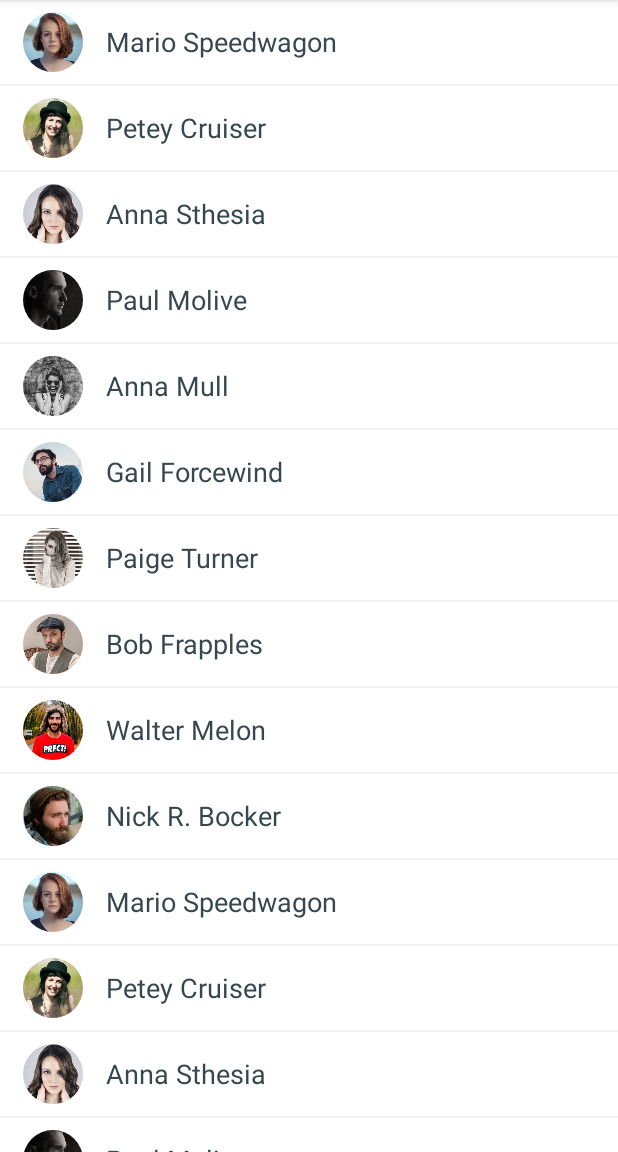
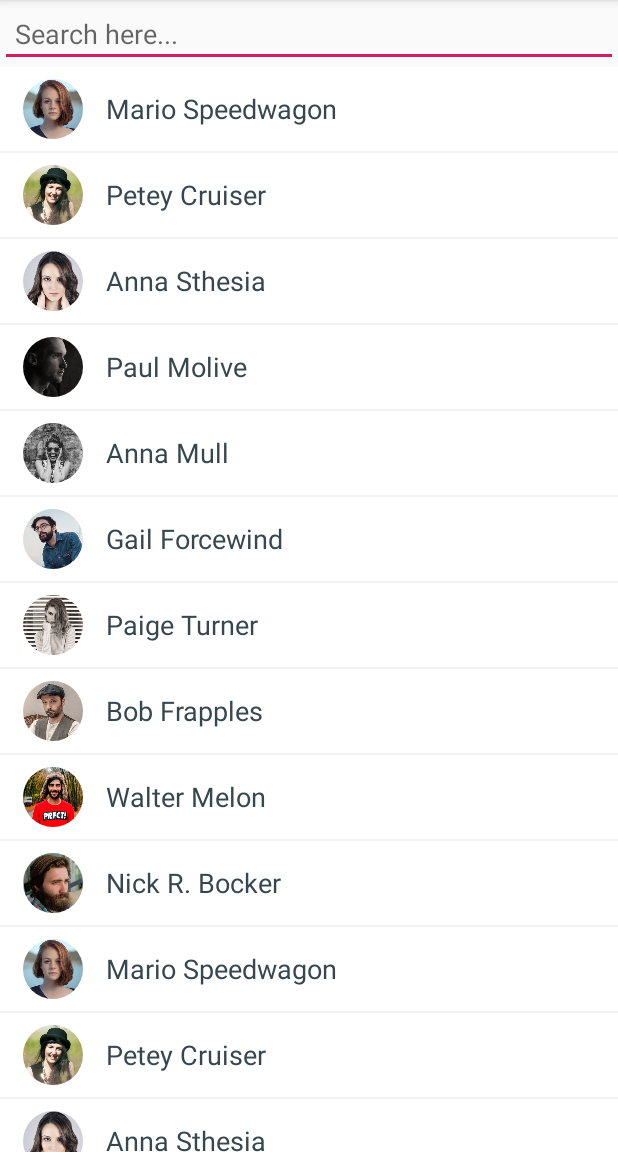
Before and after one commit to Mustufa786/SimpleSearch, an Android app: the screen it shows after launch (MainActivity), on a phone screen of 412 x 824 dp, the part 84-1236 px from its top. Run offline under Robolectric (Android 15) with nearby library versions, the phone set to English and light mode, and no system bars; our stand-ins replace CircleImageView, Picasso, data binding.

Commit message:
pre final

```diff
--- a/app/build.gradle
+++ b/app/build.gradle
@@ -33,7 +33,6 @@ dependencies {
     androidTestImplementation 'androidx.test.espresso:espresso-core:3.1.1'
     implementation "org.jetbrains.kotlin:kotlin-stdlib-jdk7:$kotlin_version"
     implementation 'androidx.recyclerview:recyclerview:1.1.0'
-
     implementation 'com.squareup.picasso:picasso:2.71828'
     implementation 'de.hdodenhof:circleimageview:3.0.0'
 }
--- a/app/src/main/java/com/codixlab/simplesearch/MainActivity.kt
+++ b/app/src/main/java/com/codixlab/simplesearch/MainActivity.kt
@@ -2,6 +2,8 @@ package com.codixlab.simplesearch
 
 import android.content.Context
 import android.os.Bundle
+import android.text.Editable
+import android.text.TextWatcher
 import androidx.appcompat.app.AppCompatActivity
 import androidx.recyclerview.widget.LinearLayoutManager
 import kotlinx.android.synthetic.main.activity_main.*
@@ -11,6 +13,8 @@ class MainActivity : AppCompatActivity() {
 
     private lateinit var adapter: SimpleRecyclerViewAdapter
 
+    lateinit var filteredList: ArrayList<Data>
+
     override fun onCreate(savedInstanceState: Bundle?) {
         super.onCreate(savedInstanceState)
         setContentView(R.layout.activity_main)
@@ -19,24 +23,64 @@ class MainActivity : AppCompatActivity() {
 
     }
 
+    /*
+       inti method to initilize recyclerView and list
+     */
     private fun init() {
 
         var list: ArrayList<Data> = getData(this)
         list.addAll(getData(this))
+        setupRecyclerView(list)
+        mSearchName.addTextChangedListener(object : TextWatcher {
+            override fun afterTextChanged(p0: Editable?) {
+            }
+
+            override fun beforeTextChanged(p0: CharSequence?, p1: Int, p2: Int, p3: Int) {
+            }
+
+            override fun onTextChanged(p0: CharSequence?, p1: Int, p2: Int, p3: Int) {
+                filteredList = ArrayList()
+                if (p0.toString() != "") {
+                    for (item in list) {
+                        if (item.name.toLowerCase().contains(p0.toString().toLowerCase())) {
+                            filteredList.add(item)
+                        }
+                    }
+                    setupRecyclerView(filteredList)
+                } else {
+                    setupRecyclerView(list)
+                }
+            }
+
+        })
+
+
+    }
+
+    private fun setupRecyclerView(list: ArrayList<Data>) {
+
+        //initlizing adapter
         adapter = SimpleRecyclerViewAdapter(this, list)
+
+        //setting up layout manager to recyclerView
         simpleList.layoutManager = LinearLayoutManager(this)
         simpleList.setHasFixedSize(true)
+
+        //setting adapter to recyclerView
         simpleList.adapter = adapter
-
 
     }
 
     fun getData(context: Context): ArrayList<Data> {
 
         val people = ArrayList<Data>()
+        //getting array from resource which I have implemented under values folder,you can have your dummy data
         val data = context.resources.getStringArray(R.array.people)
+
+        //same as data I have put dummy images as well in drawable and put those images in an array.
         val images = context.resources.obtainTypedArray(R.array.images)
 
+        //looping through all dummy data
         for (i in data.indices) {
             val d = Data(data[i], "", images.getResourceId(i, -1))
             people.add(d)
--- a/app/src/main/res/layout/activity_main.xml
+++ b/app/src/main/res/layout/activity_main.xml
@@ -1,14 +1,27 @@
 <?xml version="1.0" encoding="utf-8"?>
-<RelativeLayout xmlns:android="http://schemas.android.com/apk/res/android"
-    xmlns:tools="http://schemas.android.com/tools"
-    android:layout_width="match_parent"
-    android:layout_height="match_parent"
-    tools:context=".MainActivity">
+<layout xmlns:android="http://schemas.android.com/apk/res/android"
+    xmlns:app="http://schemas.android.com/apk/res-auto"
+    xmlns:tools="http://schemas.android.com/tools">
+
+    <LinearLayout
+        android:orientation="vertical"
+        android:layout_width="match_parent"
+        android:layout_height="match_parent">
 
 
-    <androidx.recyclerview.widget.RecyclerView
-        android:id="@+id/simpleList"
-        android:layout_width="match_parent"
-        android:layout_height="match_parent" />
+        <EditText
+            android:padding="10dp"
+            android:hint="Search here..."
+            android:id="@+id/mSearchName"
+            android:layout_width="match_parent"
+            android:layout_height="wrap_content"/>
 
-</RelativeLayout>
+        <androidx.recyclerview.widget.RecyclerView
+            android:id="@+id/simpleList"
+            android:layout_width="match_parent"
+            android:layout_height="match_parent" />
+
+
+    </LinearLayout>
+
+</layout>
```
